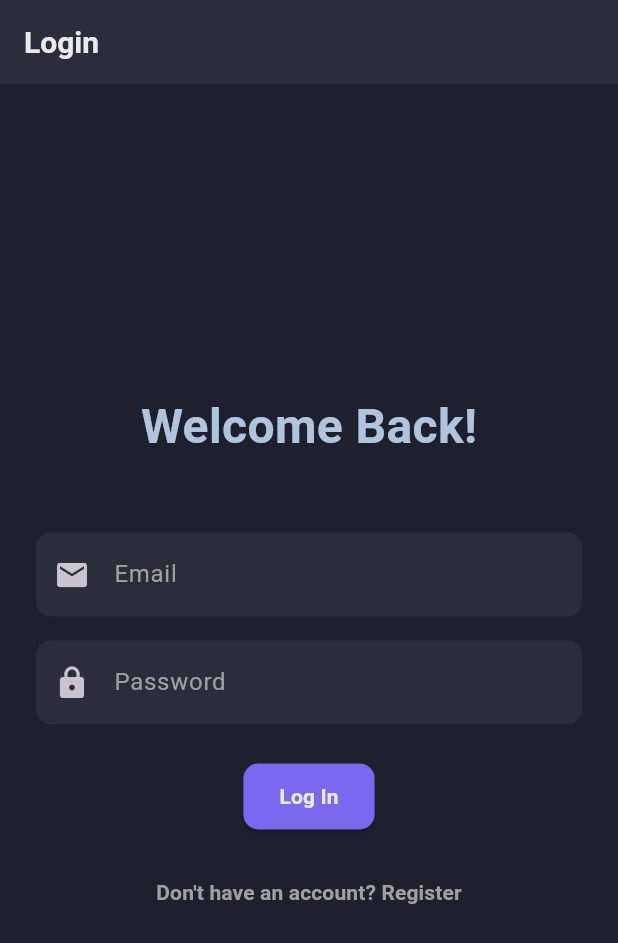
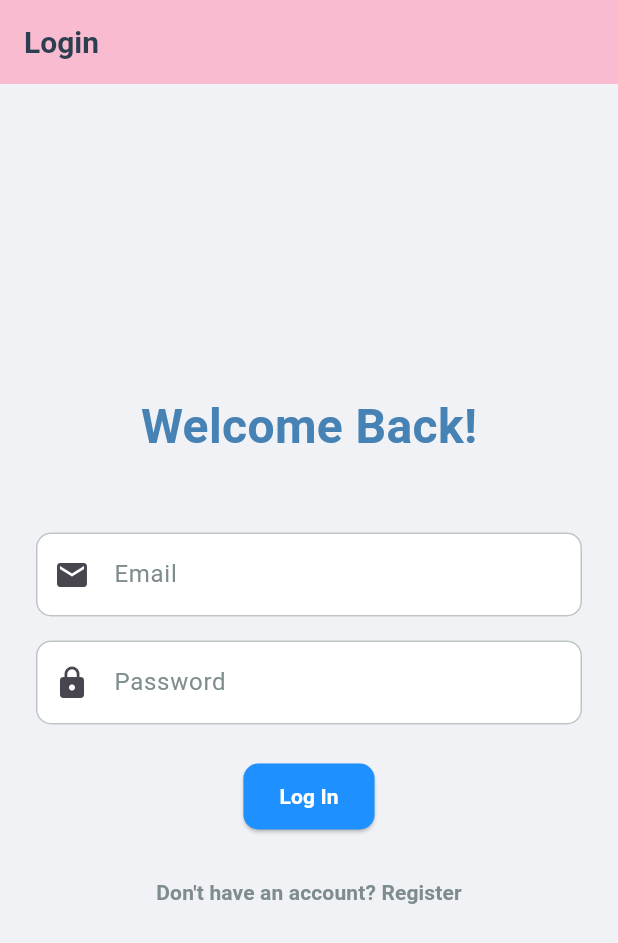
Before and after one commit to Farhan-Iqbal/eBook-Malay-Novel, a Flutter app: the screen it shows after launch, on a phone screen of 412 x 824 dp. Shown: the top 943 px of the screen. Run offline on Flutter 3.47's test engine with Material 3 defaults, Android fonts, the phone set to English and light mode, and no system bars; our stand-ins replace supabase_flutter; accounts and stored records are empty.

Commit message:
Adjust UI

```diff
--- a/lib/theme.dart
+++ b/lib/theme.dart
@@ -1,12 +1,16 @@
 import 'package:flutter/material.dart';
 
-const Color kPrimaryColor = Color(0xFFB0C4DE); // Light Steel Blue
-const Color kSecondaryColor = Color(0xFFD3D3D3); // Light Gray
-const Color kBackgroundColor = Color(0xFF1E212D); // Dark Slate
-const Color kSurfaceColor = Color(0xFF2B2E3A); // Medium Slate
-const Color kAccentColor = Color(0xFF7B68EE); // Medium Slate Blue
-const Color kTextColor = Color(0xFFEAEAEA); // Light Gray
-const Color kSubtleTextColor = Color(0xFFA0A0A0); // Gray
+// Define your color palette, including the new soft pink
+const Color kPrimaryColor = Color(0xFF4682B4); // Steel Blue
+const Color kSecondaryColor = Color(0xFFADD8E6); // Light Blue
+const Color kBackgroundColor = Color(0xFFF0F2F5); // Light Grayish Blue
+const Color kSurfaceColor = Color(0xFFFFFFFF); // White
+const Color kAccentColor = Color(0xFF1E90FF); // Dodger Blue
+const Color kTextColor = Color(0xFF2C3E50); // Dark Slate Gray
+const Color kSubtleTextColor = Color(0xFF7F8C8D); // Asbestos
+
+// New color for AppBar and Bottom Navigation Bar
+const Color kSoftPink = Color(0xFFF8BBD0); // Soft Pink
 
 class ThemeProvider with ChangeNotifier {
   double _fontSize = 16.0;
@@ -33,18 +37,29 @@ ThemeData buildAppTheme(double fontSize, bool isBold) {
     scaffoldBackgroundColor: kBackgroundColor,
     primaryColor: kPrimaryColor,
     hintColor: kSubtleTextColor,
-    brightness: Brightness.dark,
+    brightness: Brightness.light,
+
     appBarTheme: const AppBarTheme(
-      backgroundColor: kSurfaceColor,
+      backgroundColor: kSoftPink, // Set AppBar background to soft pink
       elevation: 0,
       iconTheme: IconThemeData(color: kTextColor),
       titleTextStyle: TextStyle(color: kTextColor, fontSize: 20, fontWeight: FontWeight.bold),
     ),
+
     cardTheme: CardThemeData(
       color: kSurfaceColor,
       elevation: 4,
       shape: RoundedRectangleBorder(borderRadius: BorderRadius.circular(12)),
     ),
+
+    // Add the BottomNavigationBar theme
+    bottomNavigationBarTheme: const BottomNavigationBarThemeData(
+      backgroundColor: kSoftPink, // Set BottomNavigationBar background to soft pink
+      selectedItemColor: kTextColor, // Color for the selected icon/label
+      unselectedItemColor: kSubtleTextColor, // Color for unselected icons/labels
+      elevation: 4,
+    ),
+
     textTheme: TextTheme(
       displayLarge: TextStyle(color: kTextColor, fontWeight: textFontWeight),
       displayMedium: TextStyle(color: kTextColor, fontWeight: textFontWeight),
@@ -56,19 +71,29 @@ ThemeData buildAppTheme(double fontSize, bool isBold) {
       bodyMedium: TextStyle(color: kSubtleTextColor, fontSize: fontSize, fontWeight: textFontWeight),
       labelLarge: TextStyle(color: kTextColor, fontWeight: FontWeight.bold),
     ),
+
     inputDecorationTheme: InputDecorationTheme(
       filled: true,
       fillColor: kSurfaceColor,
       border: OutlineInputBorder(
         borderRadius: BorderRadius.circular(10.0),
-        borderSide: BorderSide.none,
+        borderSide: BorderSide(color: kSubtleTextColor),
+      ),
+      enabledBorder: OutlineInputBorder(
+        borderRadius: BorderRadius.circular(10.0),
+        borderSide: BorderSide(color: kSubtleTextColor.withOpacity(0.5)),
+      ),
+      focusedBorder: OutlineInputBorder(
+        borderRadius: BorderRadius.circular(10.0),
+        borderSide: const BorderSide(color: kAccentColor, width: 2),
       ),
       labelStyle: const TextStyle(color: kSubtleTextColor),
       hintStyle: const TextStyle(color: kSubtleTextColor),
     ),
+
     elevatedButtonTheme: ElevatedButtonThemeData(
       style: ElevatedButton.styleFrom(
-        foregroundColor: kTextColor,
+        foregroundColor: kSurfaceColor,
         backgroundColor: kAccentColor,
         shape: RoundedRectangleBorder(
           borderRadius: BorderRadius.circular(10),
--- a/lib/views/home_screen.dart
+++ b/lib/views/home_screen.dart
@@ -99,7 +99,7 @@ class _NovelListWidget extends StatelessWidget {
                 Navigator.push(
                   context,
                   MaterialPageRoute(
-                    builder: (context) => EbookDetailsScreen(ebookId: ebook.ebookId),
+                    builder: (context) => EbookDetailsScreen(ebookId: ebook.ebookId.toString()),
                   ),
                 );
               },
```
Also changed, not shown: lib/settings_screen.dart (+13 -0 lines).
